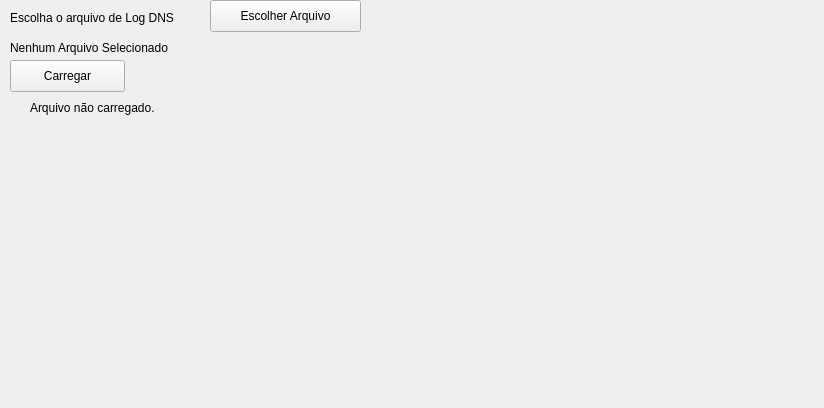
Above: pfc_botnets_qt/logselectorform.ui from yguimaraes/pfc_botnets before the change. Below: the same form after it.
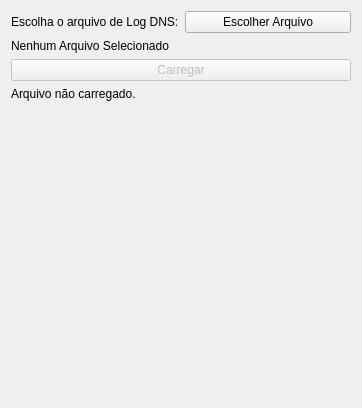
That is the form after the change.

```diff
--- a/pfc_botnets_qt/logselectorform.ui
+++ b/pfc_botnets_qt/logselectorform.ui
@@ -6,78 +6,53 @@
    <rect>
     <x>0</x>
     <y>0</y>
-    <width>824</width>
+    <width>362</width>
     <height>408</height>
    </rect>
   </property>
   <property name="windowTitle">
    <string>LogSelectorForm</string>
   </property>
+  <layout class="QFormLayout" name="formLayout">
+   <item row="0" column="0">
   <widget class="QLabel" name="label">
-   <property name="geometry">
-    <rect>
-     <x>10</x>
-     <y>10</y>
-     <width>211</width>
-     <height>16</height>
-    </rect>
-   </property>
    <property name="text">
-    <string>Escolha o arquivo de Log DNS</string>
-   </property>
-  </widget>
-  <widget class="QLabel" name="label_filename">
-   <property name="geometry">
-    <rect>
-     <x>10</x>
-     <y>40</y>
-     <width>801</width>
-     <height>16</height>
-    </rect>
-   </property>
-   <property name="text">
-    <string>Nenhum Arquivo Selecionado</string>
-   </property>
-  </widget>
+      <string>Escolha o arquivo de Log DNS:</string>
+     </property>
+    </widget>
+   </item>
+   <item row="0" column="1">
   <widget class="QPushButton" name="pushButton">
-   <property name="geometry">
-    <rect>
-     <x>210</x>
-     <y>0</y>
-     <width>151</width>
-     <height>32</height>
-    </rect>
-   </property>
    <property name="text">
     <string>Escolher Arquivo</string>
    </property>
   </widget>
+   </item>
+   <item row="2" column="0" colspan="2">
   <widget class="QPushButton" name="btn_load">
-   <property name="geometry">
-    <rect>
-     <x>10</x>
-     <y>60</y>
-     <width>115</width>
-     <height>32</height>
-    </rect>
+     <property name="enabled">
+      <bool>false</bool>
    </property>
    <property name="text">
     <string>Carregar</string>
    </property>
   </widget>
-  <widget class="QLabel" name="label_2">
-   <property name="geometry">
-    <rect>
-     <x>30</x>
-     <y>100</y>
-     <width>541</width>
-     <height>16</height>
-    </rect>
-   </property>
+   </item>
+   <item row="1" column="0" colspan="2">
+    <widget class="QLabel" name="label_filename">
+     <property name="text">
+      <string>Nenhum Arquivo Selecionado</string>
+     </property>
+    </widget>
+   </item>
+   <item row="3" column="0" colspan="2">
+    <widget class="QLabel" name="label_file_status">
    <property name="text">
     <string>Arquivo não carregado.</string>
    </property>
   </widget>
+   </item>
+  </layout>
  </widget>
  <layoutdefault spacing="6" margin="11"/>
  <resources/>
```
Lines whose indentation alone changed are shown as unchanged.
